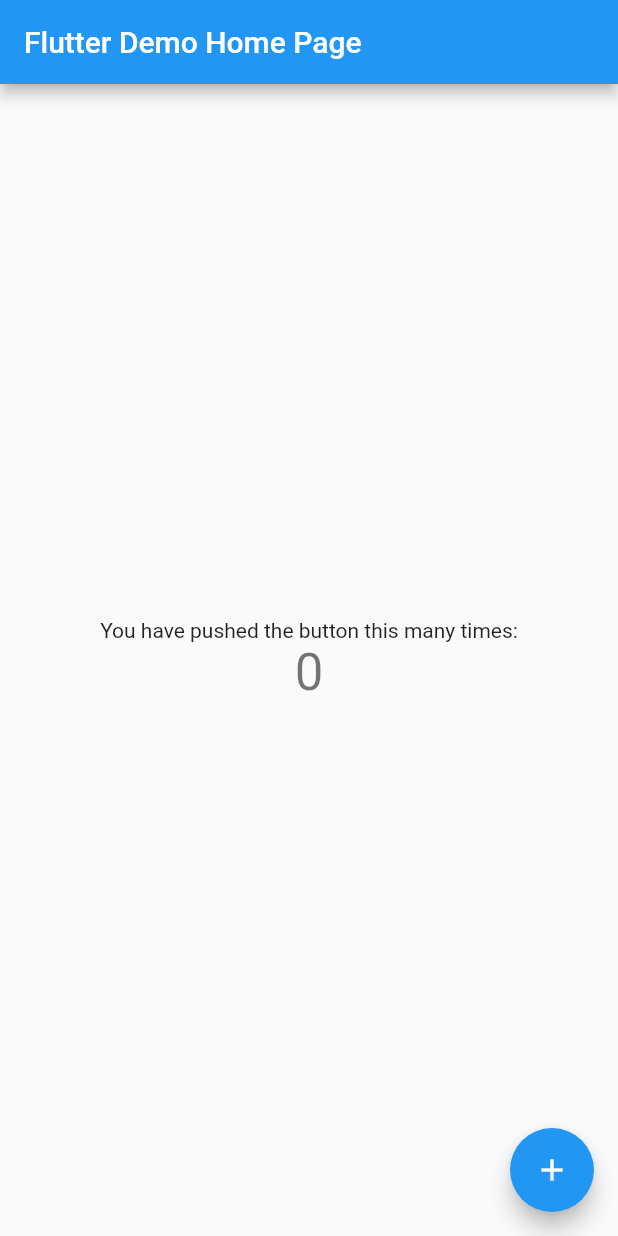
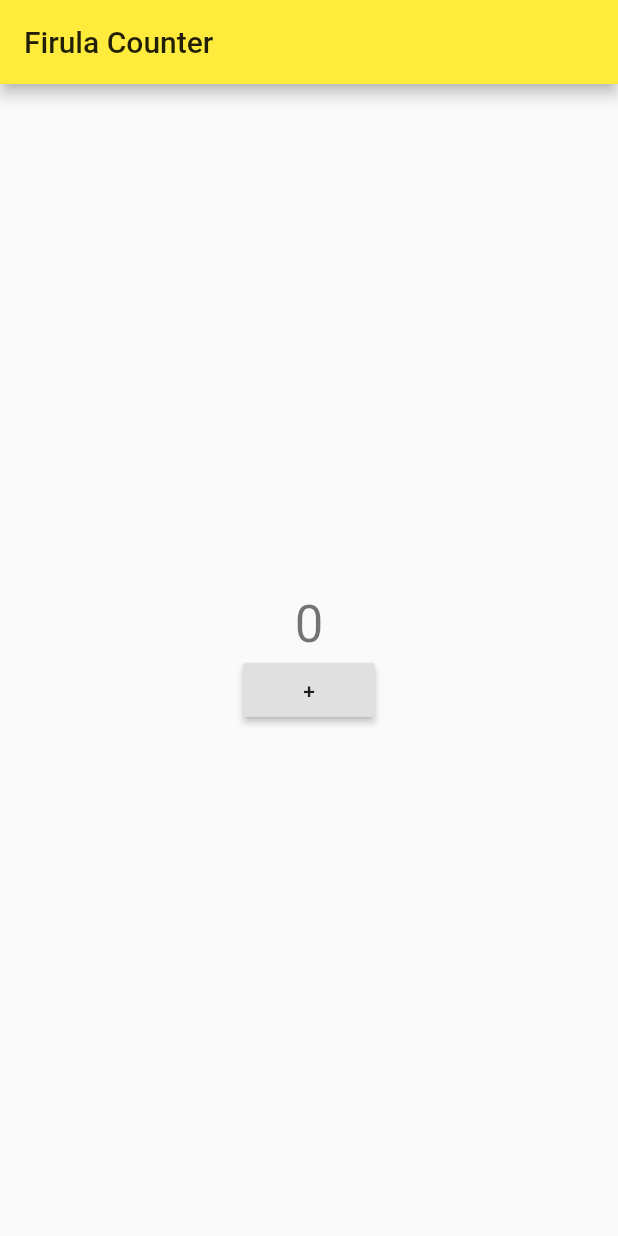
Before and after one commit to moret/firula, a Flutter app: the screen it shows after launch, on a phone screen of 412 x 824 dp. Run offline on Flutter 3.47's test engine with Material 2 defaults, Android fonts, the phone set to English and light mode, and no system bars.

Commit message:
Cleanup comments

```diff
--- a/lib/main.dart
+++ b/lib/main.dart
@@ -3,38 +3,20 @@ import 'package:flutter/material.dart';
 void main() => runApp(new MyApp());
 
 class MyApp extends StatelessWidget {
-  // This widget is the root of your application.
   @override
   Widget build(BuildContext context) {
     return new MaterialApp(
-      title: 'Flutter Demo',
+      title: 'Firula',
       theme: new ThemeData(
-        // This is the theme of your application.
-        //
-        // Try running your application with "flutter run". You'll see the
-        // application has a blue toolbar. Then, without quitting the app, try
-        // changing the primarySwatch below to Colors.green and then invoke
-        // "hot reload" (press "r" in the console where you ran "flutter run",
-        // or press Run > Flutter Hot Reload in IntelliJ). Notice that the
-        // counter didn't reset back to zero; the application is not restarted.
-        primarySwatch: Colors.blue,
+        primarySwatch: Colors.yellow,
       ),
-      home: new MyHomePage(title: 'Flutter Demo Home Page'),
+      home: new MyHomePage(title: 'Firula Counter'),
     );
   }
 }
 
 class MyHomePage extends StatefulWidget {
   MyHomePage({Key key, this.title}) : super(key: key);
-
-  // This widget is the home page of your application. It is stateful, meaning
-  // that it has a State object (defined below) that contains fields that affect
-  // how it looks.
-
-  // This class is the configuration for the state. It holds the values (in this
-  // case the title) provided by the parent (in this case the App widget) and
-  // used by the build method of the State. Fields in a Widget subclass are
-  // always marked "final".
 
   final String title;
 
@@ -47,63 +29,33 @@ class _MyHomePageState extends State<MyHomePage> {
 
   void _incrementCounter() {
     setState(() {
-      // This call to setState tells the Flutter framework that something has
-      // changed in this State, which causes it to rerun the build method below
-      // so that the display can reflect the updated values. If we changed
-      // _counter without calling setState(), then the build method would not be
-      // called again, and so nothing would appear to happen.
       _counter++;
     });
   }
 
   @override
   Widget build(BuildContext context) {
-    // This method is rerun every time setState is called, for instance as done
-    // by the _incrementCounter method above.
-    //
-    // The Flutter framework has been optimized to make rerunning build methods
-    // fast, so that you can just rebuild anything that needs updating rather
-    // than having to individually change instances of widgets.
     return new Scaffold(
       appBar: new AppBar(
-        // Here we take the value from the MyHomePage object that was created by
-        // the App.build method, and use it to set our appbar title.
         title: new Text(widget.title),
       ),
       body: new Center(
-        // Center is a layout widget. It takes a single child and positions it
-        // in the middle of the parent.
         child: new Column(
-          // Column is also layout widget. It takes a list of children and
-          // arranges them vertically. By default, it sizes itself to fit its
-          // children horizontally, and tries to be as tall as its parent.
-          //
-          // Invoke "debug paint" (press "p" in the console where you ran
-          // "flutter run", or select "Toggle Debug Paint" from the Flutter tool
-          // window in IntelliJ) to see the wireframe for each widget.
-          //
-          // Column has various properties to control how it sizes itself and
-          // how it positions its children. Here we use mainAxisAlignment to
-          // center the children vertically; the main axis here is the vertical
-          // axis because Columns are vertical (the cross axis would be
-          // horizontal).
           mainAxisAlignment: MainAxisAlignment.center,
           children: <Widget>[
-            new Text(
-              'You have pushed the button this many times:',
-            ),
             new Text(
               '$_counter',
               style: Theme.of(context).textTheme.display1,
             ),
+            new RaisedButton(
+              child: new Text(
+                '+'
+              ),
+              onPressed: _incrementCounter,
+            ),
           ],
         ),
       ),
-      floatingActionButton: new FloatingActionButton(
-        onPressed: _incrementCounter,
-        tooltip: 'Increment',
-        child: new Icon(Icons.add),
-      ), // This trailing comma makes auto-formatting nicer for build methods.
     );
   }
 }
```
